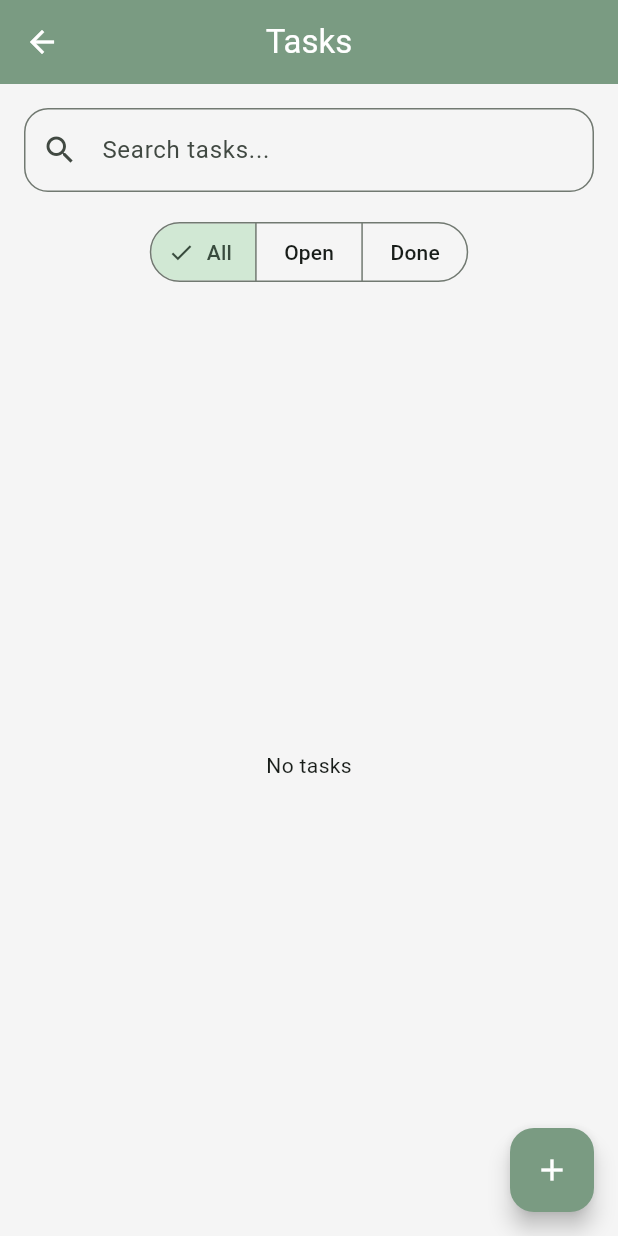
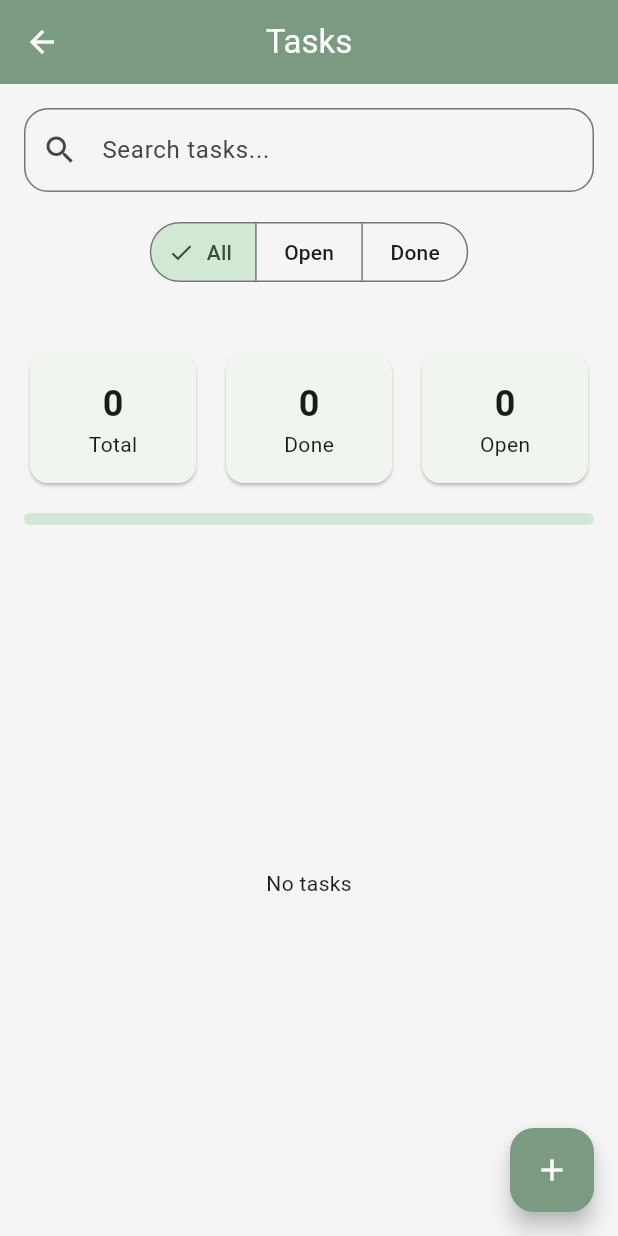
Before and after one commit to velquitas/LifeFlow, a Flutter app: the TaskScreen screen opened directly, on a phone screen of 412 x 824 dp. Run offline on Flutter 3.47's test engine with Material 3 defaults, Android fonts, the phone set to English and light mode, and no system bars; our stand-ins replace shared_preferences, table_calendar; accounts and stored records are empty.

Commit message:
Add task search, filters, and statistics

```diff
--- a/lib/screens/tasks/task_screen.dart
+++ b/lib/screens/tasks/task_screen.dart
@@ -30,10 +30,21 @@ class _TaskScreenState extends State<TaskScreen> {
 
     return _tasks.where((task) {
       return task.title
-          .toLowerCase()
-          .contains(_search.text.toLowerCase());
+        .toLowerCase()
+        .contains(_search.text.toLowerCase());
     }).toList();
-  }
+}
+
+  int get totalTasks => _tasks.length;
+
+  int get completedTasks =>
+      _tasks.where((t) => t.completed).length;
+
+  int get openTasks =>
+      totalTasks - completedTasks;
+
+  double get completionRate =>
+    totalTasks == 0 ? 0 : completedTasks / totalTasks;
 
   @override
 void initState() {
@@ -154,6 +165,85 @@ SegmentedButton<String>(
 ),
 
 const SizedBox(height: 20),
+const SizedBox(height: 20),
+
+Row(
+  children: [
+    Expanded(
+      child: Card(
+        child: Padding(
+          padding: const EdgeInsets.all(16),
+          child: Column(
+            children: [
+              Text(
+                "$totalTasks",
+                style: const TextStyle(
+                  fontSize: 24,
+                  fontWeight: FontWeight.bold,
+                ),
+              ),
+              const Text("Total"),
+            ],
+          ),
+        ),
+      ),
+    ),
+
+    const SizedBox(width: 12),
+
+    Expanded(
+      child: Card(
+        child: Padding(
+          padding: const EdgeInsets.all(16),
+          child: Column(
+            children: [
+              Text(
+                "$completedTasks",
+                style: const TextStyle(
+                  fontSize: 24,
+                  fontWeight: FontWeight.bold,
+                ),
+              ),
+              const Text("Done"),
+            ],
+          ),
+        ),
+      ),
+    ),
+
+    const SizedBox(width: 12),
+
+    Expanded(
+      child: Card(
+        child: Padding(
+          padding: const EdgeInsets.all(16),
+          child: Column(
+            children: [
+              Text(
+                "$openTasks",
+                style: const TextStyle(
+                  fontSize: 24,
+                  fontWeight: FontWeight.bold,
+                ),
+              ),
+              const Text("Open"),
+            ],
+          ),
+        ),
+      ),
+    ),
+  ],
+),
+
+const SizedBox(height: 16),
+
+LinearProgressIndicator(
+  value: completionRate,
+  minHeight: 8,
+  borderRadius: BorderRadius.circular(8),
+),
+
+const SizedBox(height: 20),
 
 
 Expanded(
```
